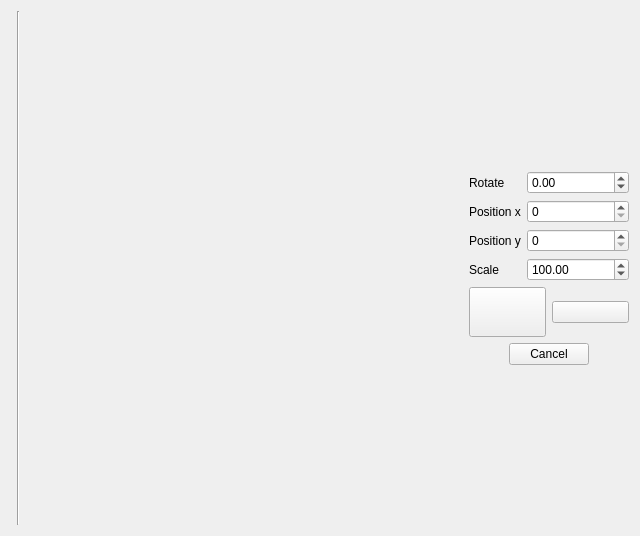
Before: the Qt Designer form trunk/Projet/trunk/EdgeDetection/graphic.ui in BackupTheBerlios/qtfin-svn, drawn with Qt 5.
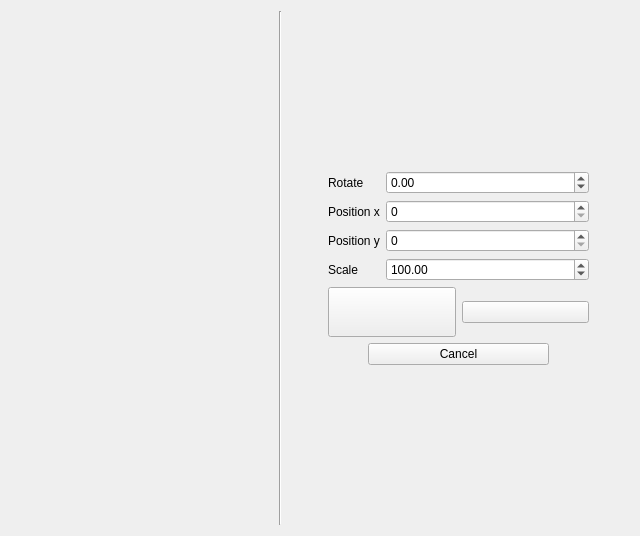
After: the same form once the commit is applied. Icons and pictures are not drawn.

Commit message: Tout le fenêtrage est opérationnelle. Il reste un bug lorsqu'on change le ProjectFile dans Graphic.

Diff of the .ui file:
```diff
--- a/trunk/Projet/trunk/EdgeDetection/graphic.ui
+++ b/trunk/Projet/trunk/EdgeDetection/graphic.ui
@@ -29,6 +29,9 @@
      <property name="orientation">
       <enum>Qt::Horizontal</enum>
      </property>
+     <property name="sizeType">
+      <enum>QSizePolicy::Minimum</enum>
+     </property>
      <property name="sizeHint" stdset="0">
       <size>
        <width>40</width>
@@ -252,6 +255,22 @@
      </item>
     </layout>
    </item>
+   <item>
+    <spacer name="horizontalSpacer_4">
+     <property name="orientation">
+      <enum>Qt::Horizontal</enum>
+     </property>
+     <property name="sizeType">
+      <enum>QSizePolicy::Minimum</enum>
+     </property>
+     <property name="sizeHint" stdset="0">
+      <size>
+       <width>40</width>
+       <height>20</height>
+      </size>
+     </property>
+    </spacer>
+   </item>
   </layout>
  </widget>
  <resources>
```
Left out of the diff: 8 changed lines with no effect on the pictures. The commit also changes 12 other files.
